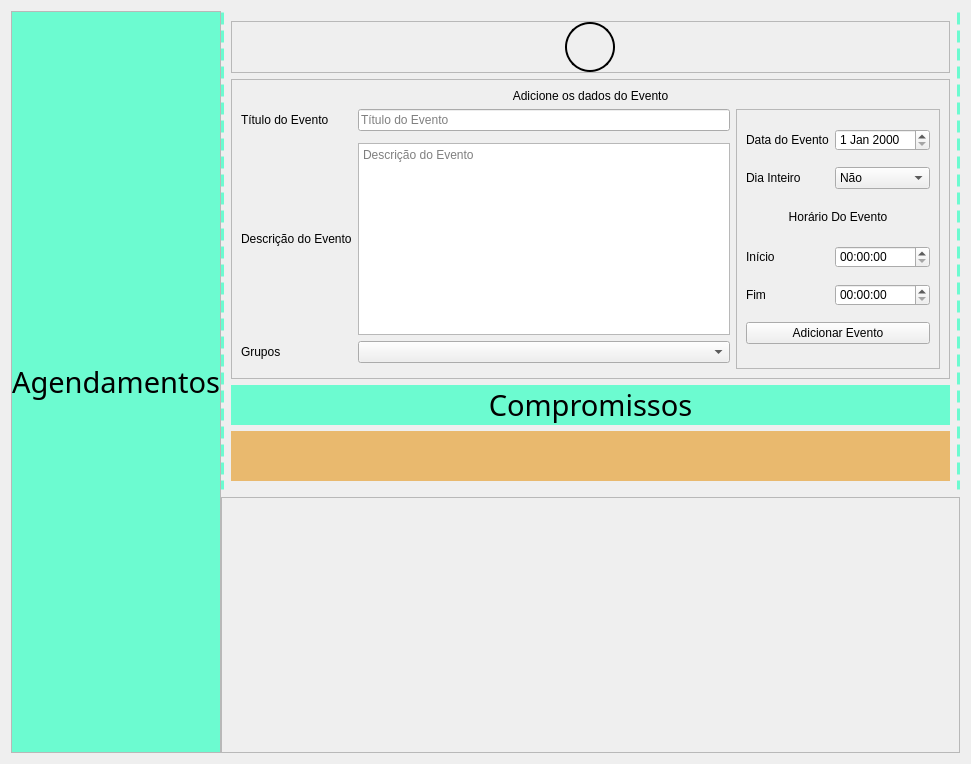
Above: Telas/UI/dashAgenda1.ui from Nautilidae-project/Nautilus before the change. Below: the same form after it.
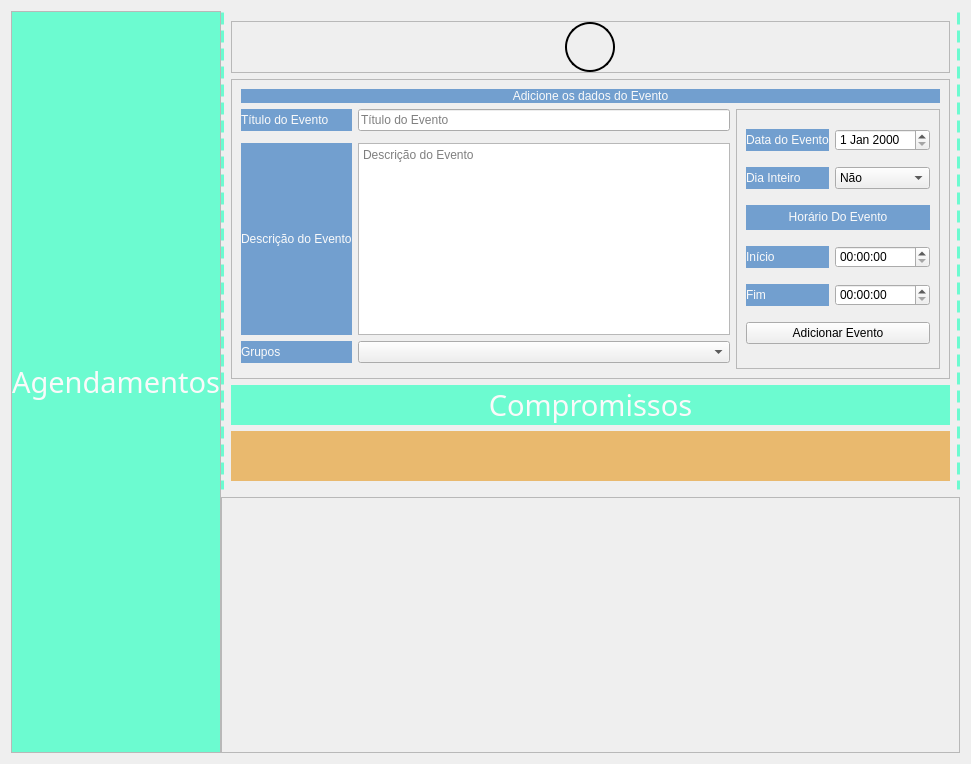
That is the form after the change.

Commit message: 1-Adicionado coluna grupoId na tabela Participantes 2-Correções de bug no layout

```diff
--- a/Telas/UI/dashAgenda1.ui
+++ b/Telas/UI/dashAgenda1.ui
@@ -14,7 +14,12 @@
    <string>Form</string>
   </property>
   <property name="styleSheet">
-   <string notr="true">QPushButton:hover {
+   <string notr="true">QLabel {
+	background-color: rgb(114, 159, 207);
+	color: #fafafa	
+}
+
+QPushButton:hover {
 	background-color: rgb(114, 159, 207);
 }
 
```
The commit also changes 5 other files.
